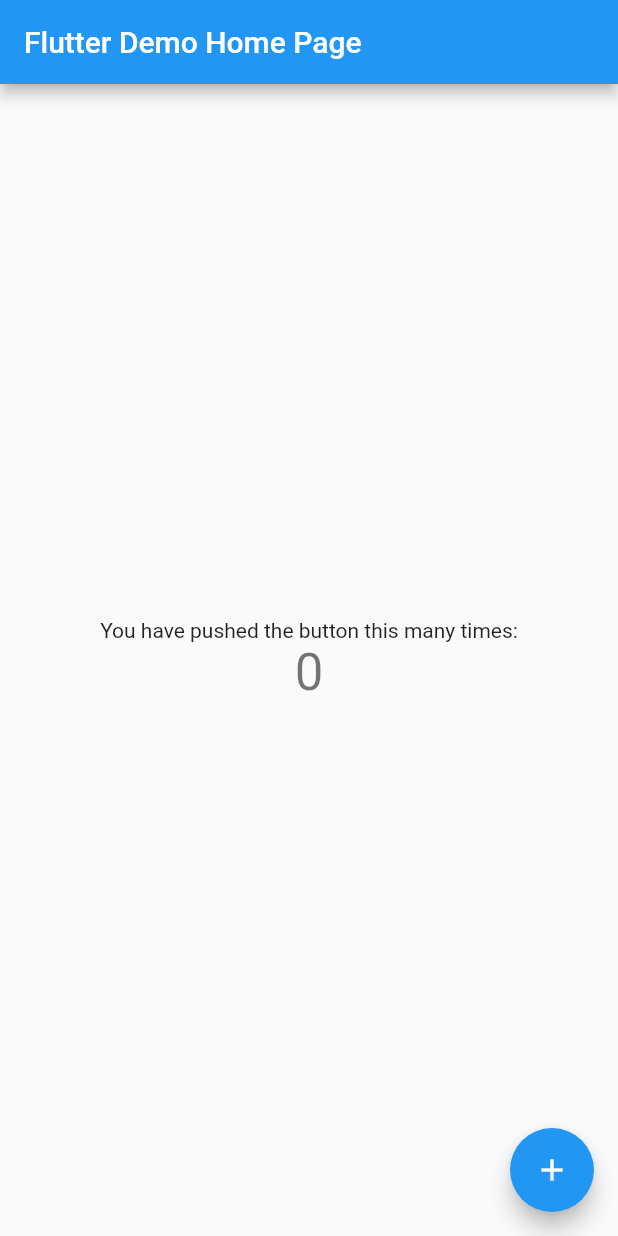
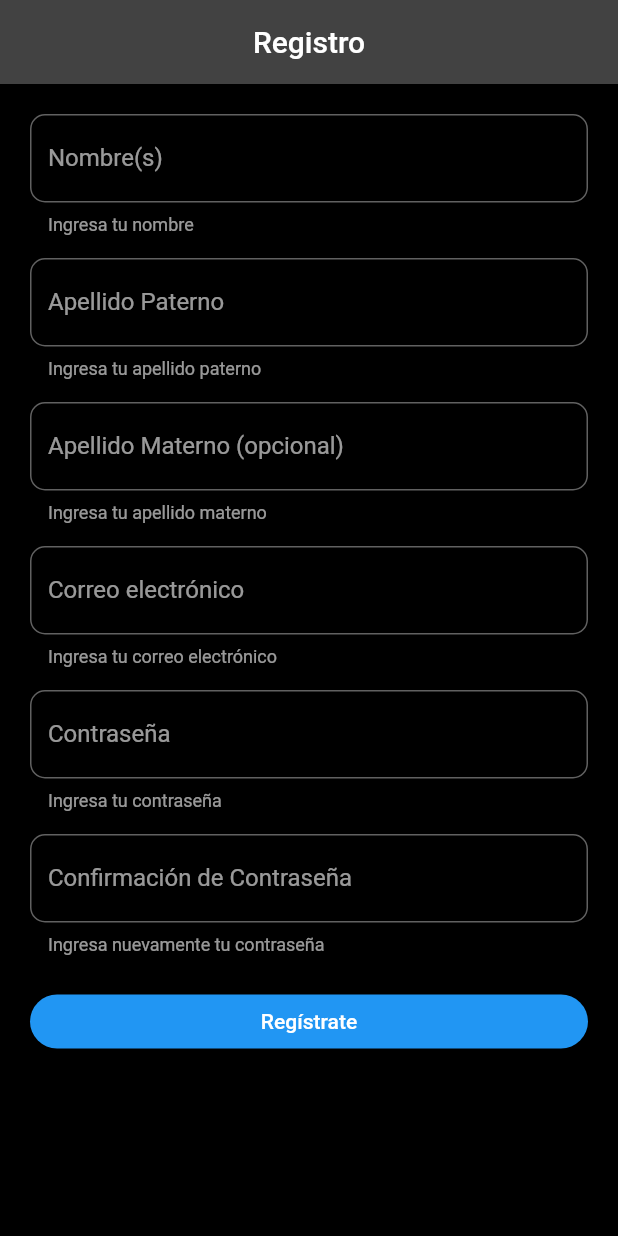
Before and after one commit to imarivero/timescom, a Flutter app: the screen it shows after launch, on a phone screen of 412 x 824 dp. Run offline on Flutter 3.47's test engine with Material 2 defaults, Android fonts, the phone set to English and light mode, and no system bars.

Commit message:
Agregada pantalla de registro, sin funciones ni validacion

```diff
--- a/lib/main.dart
+++ b/lib/main.dart
@@ -1,115 +1,24 @@
 import 'package:flutter/material.dart';
+import 'package:timescom/router/app_routes.dart';
+import 'package:timescom/theme/app_theme.dart';
 
-void main() {
-  runApp(const MyApp());
-}
+void main() => runApp(const MyApp());
+
 
 class MyApp extends StatelessWidget {
+
   const MyApp({Key? key}) : super(key: key);
 
   // This widget is the root of your application.
   @override
   Widget build(BuildContext context) {
     return MaterialApp(
-      title: 'Flutter Demo',
-      theme: ThemeData(
-        // This is the theme of your application.
-        //
-        // Try running your application with "flutter run". You'll see the
-        // application has a blue toolbar. Then, without quitting the app, try
-        // changing the primarySwatch below to Colors.green and then invoke
-        // "hot reload" (press "r" in the console where you ran "flutter run",
-        // or simply save your changes to "hot reload" in a Flutter IDE).
-        // Notice that the counter didn't reset back to zero; the application
-        // is not restarted.
-        primarySwatch: Colors.blue,
-      ),
-      home: const MyHomePage(title: 'Flutter Demo Home Page'),
+      debugShowCheckedModeBanner: false,
+      title: 'TimEscom',
+      initialRoute: AppRoutes.initialRoute,
+      routes: AppRoutes.getAppRoutes(),
+      theme: AppTheme.darkTheme,
+      // onGenerateRoute: ,
     );
   }
 }
-
-class MyHomePage extends StatefulWidget {
-  const MyHomePage({Key? key, required this.title}) : super(key: key);
-
-  // This widget is the home page of your application. It is stateful, meaning
-  // that it has a State object (defined below) that contains fields that affect
-  // how it looks.
-
-  // This class is the configuration for the state. It holds the values (in this
-  // case the title) provided by the parent (in this case the App widget) and
-  // used by the build method of the State. Fields in a Widget subclass are
-  // always marked "final".
-
-  final String title;
-
-  @override
-  State<MyHomePage> createState() => _MyHomePageState();
-}
-
-class _MyHomePageState extends State<MyHomePage> {
-  int _counter = 0;
-
-  void _incrementCounter() {
-    setState(() {
-      // This call to setState tells the Flutter framework that something has
-      // changed in this State, which causes it to rerun the build method below
-      // so that the display can reflect the updated values. If we changed
-      // _counter without calling setState(), then the build method would not be
-      // called again, and so nothing would appear to happen.
-      _counter++;
-    });
-  }
-
-  @override
-  Widget build(BuildContext context) {
-    // This method is rerun every time setState is called, for instance as done
-    // by the _incrementCounter method above.
-    //
-    // The Flutter framework has been optimized to make rerunning build methods
-    // fast, so that you can just rebuild anything that needs updating rather
-    // than having to individually change instances of widgets.
-    return Scaffold(
-      appBar: AppBar(
-        // Here we take the value from the MyHomePage object that was created by
-        // the App.build method, and use it to set our appbar title.
-        title: Text(widget.title),
-      ),
-      body: Center(
-        // Center is a layout widget. It takes a single child and positions it
-        // in the middle of the parent.
-        child: Column(
-          // Column is also a layout widget. It takes a list of children and
-          // arranges them vertically. By default, it sizes itself to fit its
-          // children horizontally, and tries to be as tall as its parent.
-          //
-          // Invoke "debug painting" (press "p" in the console, choose the
-          // "Toggle Debug Paint" action from the Flutter Inspector in Android
-          // Studio, or the "Toggle Debug Paint" command in Visual Studio Code)
-          // to see the wireframe for each widget.
-          //
-          // Column has various properties to control how it sizes itself and
-          // how it positions its children. Here we use mainAxisAlignment to
-          // center the children vertically; the main axis here is the vertical
-          // axis because Columns are vertical (the cross axis would be
-          // horizontal).
-          mainAxisAlignment: MainAxisAlignment.center,
-          children: <Widget>[
-            const Text(
-              'You have pushed the button this many times:',
-            ),
-            Text(
-              '$_counter',
-              style: Theme.of(context).textTheme.headline4,
-            ),
-          ],
-        ),
-      ),
-      floatingActionButton: FloatingActionButton(
-        onPressed: _incrementCounter,
-        tooltip: 'Increment',
-        child: const Icon(Icons.add),
-      ), // This trailing comma makes auto-formatting nicer for build methods.
-    );
-  }
-}
--- /dev/null
+++ b/lib/models/screen_def.dart
@@ -0,0 +1,14 @@
+
+import 'package:flutter/material.dart';
+
+class ScreenDef{
+  final String route;
+  final String name;
+  final Widget screen;
+
+  ScreenDef({
+    required this.route,
+    required this.name,
+    required this.screen
+  });
+}
--- /dev/null
+++ b/lib/router/app_routes.dart
@@ -0,0 +1,32 @@
+import 'package:flutter/material.dart';
+import 'package:timescom/models/screen_def.dart';
+import 'package:timescom/screens/screens.dart';
+
+class AppRoutes {
+  // Si quieren ver su pantalla al compilar cambien este
+  static const initialRoute = 'regisAlumnoScreen';
+
+  static final listScreens = <ScreenDef>[
+    // ScreenDef(route: 'welcomeScreen', name: 'Pantalla bienvenida', screen: screen)
+    // ScreenDef(route: 'loginScreen', name: 'Pantalla inicio de sesion', screen: screen)
+    ScreenDef(route: 'regisAlumnoScreen', name: 'Pantalla registro de alumno', screen: const RegistroAlumnoScreen())
+  ];
+
+  static Map<String, Widget Function(BuildContext)> getAppRoutes(){
+
+    Map<String, Widget Function(BuildContext)> appRoutes = {};
+
+    // appRoutes.addAll({'home': (BuildContext context) => const HomeScreen()});
+
+    for(final screen in listScreens){
+      appRoutes.addAll({screen.route: (BuildContext context) => screen.screen});
+    }
+
+    return appRoutes;
+  }
+
+  // static Route<dynamic>? onGenerateRoute(RouteSettings settings) {
+  //   return MaterialPageRoute(
+  //   // builder: (context) => const AlertScreen());
+  // }
+}
--- /dev/null
+++ b/lib/screens/registro_alumno.dart
@@ -0,0 +1,114 @@
+import 'package:flutter/material.dart';
+import 'package:timescom/widgets/custom_input_field.dart';
+
+class RegistroAlumnoScreen extends StatelessWidget {
+
+  const RegistroAlumnoScreen({Key? key}) : super(key: key);
+
+  @override
+  Widget build(BuildContext context) {
+
+    final GlobalKey<FormState> myFormKey = GlobalKey();
+
+    final Map<String, String> formValues = {
+      'nombre': 'Omar Imanol',
+      'apellido_paterno' : 'Rivero',
+      'apellido_materno' : 'Ronquillo',
+      'email'     : 'imarivero@outlook.com',
+      'password'  : '123',
+    };
+
+    return Scaffold(
+      appBar: AppBar(
+        title: const Text('Registro'),
+        centerTitle: true,
+      ),
+      body: SingleChildScrollView(
+        child: Padding(
+          padding: const EdgeInsets.symmetric(horizontal: 20, vertical: 20),
+          child: Form(
+            key: myFormKey,
+            child: Column(
+              children: [
+
+                CustomInputField(
+                  labelText: 'Nombre(s)',
+                  helperText: 'Ingresa tu nombre',
+                  formProperty: 'nombre',
+                  formValues: formValues,
+                ),
+
+                const SizedBox(height: 15,),
+
+                CustomInputField(
+                  labelText: 'Apellido Paterno',
+                  helperText: 'Ingresa tu apellido paterno',
+                  formProperty: 'apellido_paterno',
+                  formValues: formValues,
+                ),
+
+                const SizedBox(height: 15,),
+
+                CustomInputField(
+                  labelText: 'Apellido Materno (opcional)',
+                  helperText: 'Ingresa tu apellido materno',
+                  formProperty: 'apellido_materno',
+                  formValues: formValues,
+                ),
+
+                const SizedBox(height: 15,),
+
+                CustomInputField(
+                  labelText: 'Correo electrónico',
+                  helperText: 'Ingresa tu correo electrónico',
+                  keyboardType: TextInputType.emailAddress,
+                  formProperty: 'email',
+                  formValues: formValues,
+                ),
+
+                const SizedBox(height: 15,),
+
+                CustomInputField(
+                    labelText: 'Contraseña',
+                    helperText: 'Ingresa tu contraseña',
+                    obscureText: true,
+                    formProperty: 'password',
+                    formValues: formValues,
+                  ),
+
+                  const SizedBox(height: 15,),
+
+                  CustomInputField(
+                    labelText: 'Confirmación de Contraseña',
+                    helperText: 'Ingresa nuevamente tu contraseña',
+                    obscureText: true,
+                    formProperty: 'password_check',
+                    formValues: formValues,
+                  ),
+
+                  const SizedBox(height: 20,),
+
+                  ElevatedButton(
+                    onPressed: () {
+                      // Al presionar guardar, se esconde el teclado
+                      FocusScope.of(context).requestFocus(FocusNode());
+
+                      if(!myFormKey.currentState!.validate()){
+                        print('Formulario no valido');
+                        return;
+                      }
+
+                      print(formValues);
+                    },
+                    child: const SizedBox(
+                      child: Center(child: Text('Regístrate')),
+                    )
+                  )
+              ],
+            ),
+          ),
+        ),
+      )
+    );
+  }
+}
--- /dev/null
+++ b/lib/screens/screens.dart
@@ -0,0 +1 @@
+export 'package:timescom/screens/registro_alumno.dart';
--- /dev/null
+++ b/lib/theme/app_theme.dart
@@ -0,0 +1,24 @@
+import 'package:flutter/material.dart';
+
+class AppTheme{
+
+  // TODO: Usar el azul que teniamos en mente
+  static const Color primary = Colors.blue;
+
+  static final ThemeData darkTheme = ThemeData.dark().copyWith(
+    primaryColor: primary,
+    scaffoldBackgroundColor: Colors.black,
+
+    // Elevated Button
+    elevatedButtonTheme: ElevatedButtonThemeData(
+      style: ElevatedButton.styleFrom(
+        primary: primary,
+        shape:  RoundedRectangleBorder(
+          borderRadius: BorderRadius.circular(18),
+        ),
+        elevation: 0
+      )
+    ),
+
+  );
+}
--- /dev/null
+++ b/lib/widgets/custom_input_field.dart
@@ -0,0 +1,57 @@
+import 'package:flutter/material.dart';
+
+class CustomInputField extends StatelessWidget {
+
+  final String? hintText;
+  final String? labelText;
+  final String? helperText;
+  final IconData? icon;
+  final IconData? suffixIcon;
+  final TextInputType? keyboardType;
+  final bool? obscureText;
+  final String formProperty;
+  final Map<String, String> formValues;
+
+  const CustomInputField({
+    Key? key,
+    this.hintText,
+    this.labelText,
+    this.helperText,
+    this.icon,
+    this.suffixIcon,
+    this.keyboardType,
+    this.obscureText,
+    required this.formProperty,
+    required this.formValues,
+  }) : super(key: key);
+
+  @override
+  Widget build(BuildContext context) {
+    return TextFormField(
+      autofocus: false,
+      textCapitalization: TextCapitalization.words,
+      keyboardType: keyboardType,
+      onChanged: (value) {
+        formValues[formProperty] = value;
+      },
+      validator: (value) {
+        if(value == '') {
+          return 'Hola Mundo';
+        }
+        return null;
+      },
+      obscureText: obscureText == null ? false : true,
+      autovalidateMode: AutovalidateMode.onUserInteraction,
+      decoration: InputDecoration(
+        hintText: hintText,
+        labelText: labelText,
+        helperText: helperText,
+        border: const OutlineInputBorder(
+          borderRadius: BorderRadius.all(Radius.circular(10))
+        ),
+        suffixIcon: suffixIcon == null ? null : Icon(suffixIcon),
+        icon: icon == null ? null : Icon(icon),
+      ),
+    );
+  }
+}
```
